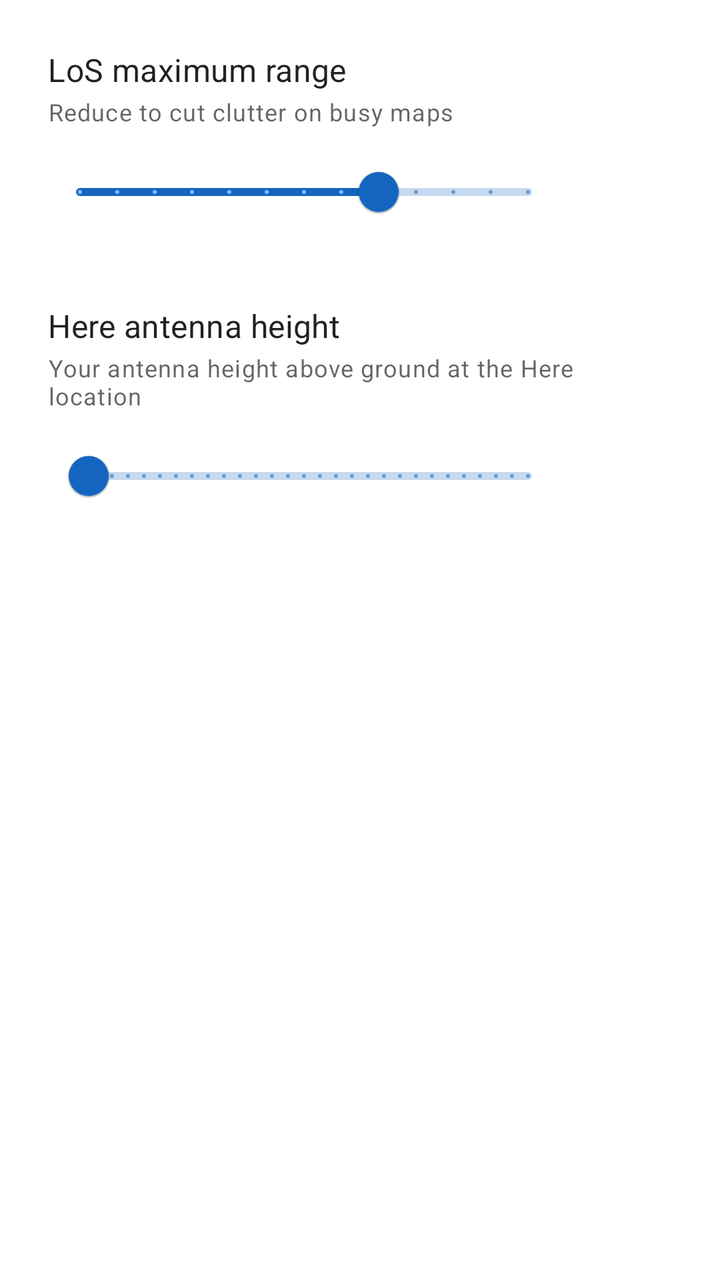
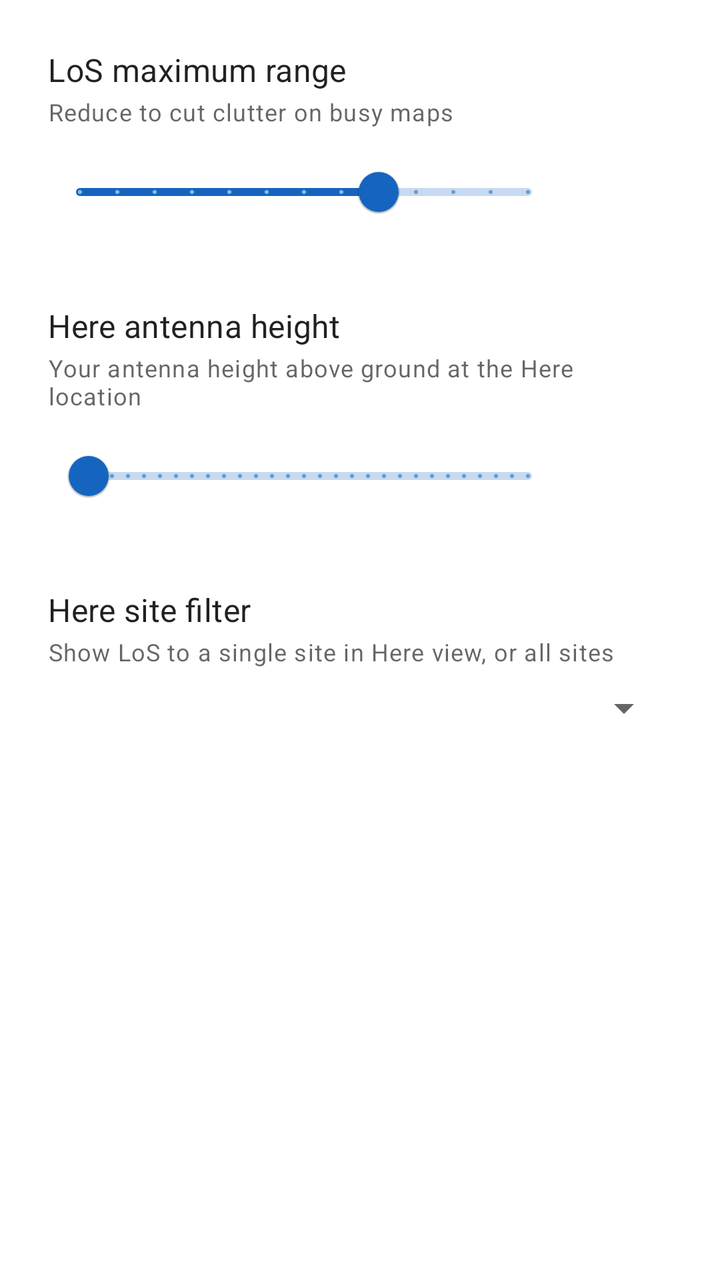

The first picture is an Android layout as it rendered before a commit; the second is the same layout after the commit. The layout source and the unified diff follow.
<!-- AndroidManifest.xml: application theme Theme.RocLoc -->
<!-- res/layout/fragment_settings.xml -->
<?xml version="1.0" encoding="utf-8"?>
<ScrollView
    xmlns:android="http://schemas.android.com/apk/res/android"
    xmlns:app="http://schemas.android.com/apk/res-auto"
    android:layout_width="match_parent"
    android:layout_height="match_parent"
    android:background="?attr/colorSurface">

    <LinearLayout
        android:layout_width="match_parent"
        android:layout_height="wrap_content"
        android:orientation="vertical"
        android:padding="24dp">

        
        <TextView
            android:layout_width="match_parent"
            android:layout_height="wrap_content"
            android:text="LoS maximum range"
            android:textAppearance="?attr/textAppearanceSubtitle1" />

        <TextView
            android:layout_width="match_parent"
            android:layout_height="wrap_content"
            android:layout_marginTop="2dp"
            android:text="Reduce to cut clutter on busy maps"
            android:textAppearance="?attr/textAppearanceCaption"
            android:textColor="?attr/colorControlNormal" />

        <LinearLayout
            android:layout_width="match_parent"
            android:layout_height="wrap_content"
            android:orientation="horizontal"
            android:gravity="center_vertical"
            android:layout_marginTop="8dp">

            <com.google.android.material.slider.Slider
                android:id="@+id/losRangeSlider"
                android:layout_width="0dp"
                android:layout_height="wrap_content"
                android:layout_weight="1"
                android:valueFrom="10"
                android:valueTo="70"
                android:stepSize="5"
                android:value="50"
                app:labelBehavior="gone" />

            <TextView
                android:id="@+id/losRangeLabel"
                android:layout_width="48dp"
                android:layout_height="wrap_content"
                android:layout_marginStart="8dp"
                android:textAppearance="?attr/textAppearanceBody1"
                android:textAlignment="center" />

        </LinearLayout>

        
        <TextView
            android:layout_width="match_parent"
            android:layout_height="wrap_content"
            android:layout_marginTop="32dp"
            android:text="Here antenna height"
            android:textAppearance="?attr/textAppearanceSubtitle1" />

        <TextView
            android:layout_width="match_parent"
            android:layout_height="wrap_content"
            android:layout_marginTop="2dp"
            android:text="Your antenna height above ground at the Here location"
            android:textAppearance="?attr/textAppearanceCaption"
            android:textColor="?attr/colorControlNormal" />

        <LinearLayout
            android:layout_width="match_parent"
            android:layout_height="wrap_content"
            android:orientation="horizontal"
            android:gravity="center_vertical"
            android:layout_marginTop="8dp">

            <com.google.android.material.slider.Slider
                android:id="@+id/antennaHeightSlider"
                android:layout_width="0dp"
                android:layout_height="wrap_content"
                android:layout_weight="1"
                android:valueFrom="1"
                android:valueTo="50"
                android:stepSize="1"
                android:value="2"
                app:labelBehavior="gone" />

            <TextView
                android:id="@+id/antennaHeightLabel"
                android:layout_width="48dp"
                android:layout_height="wrap_content"
                android:layout_marginStart="8dp"
                android:textAppearance="?attr/textAppearanceBody1"
                android:textAlignment="center" />

        </LinearLayout>

    </LinearLayout>
</ScrollView>
<!-- resources referenced by this layout -->
<resources>
  <style name="Theme.RocLoc" parent="Theme.MaterialComponents.DayNight.NoActionBar">
          <item name="colorPrimary">@color/colorPrimary</item>
          <item name="colorPrimaryVariant">@color/colorPrimaryVariant</item>
          <item name="colorOnPrimary">@color/colorOnPrimary</item>
          <item name="colorSecondary">@color/colorSecondary</item>
          <item name="colorOnSecondary">@color/colorOnSecondary</item>
          <item name="android:statusBarColor">?attr/colorPrimaryVariant</item>
      </style>
  <color name="colorPrimary">#FF1565C0</color>
  <color name="colorPrimaryVariant">#FF003c8f</color>
  <color name="colorOnPrimary">#FFFFFFFF</color>
  <color name="colorSecondary">#FF4CAF50</color>
  <color name="colorOnSecondary">#FF000000</color>
</resources>

<!-- the commit's change to res/layout/fragment_settings.xml (unified diff, before → after) -->
@@ -99,5 +99,27 @@
 
         </LinearLayout>
 
+        
+        <TextView
+            android:layout_width="match_parent"
+            android:layout_height="wrap_content"
+            android:layout_marginTop="32dp"
+            android:text="Here site filter"
+            android:textAppearance="?attr/textAppearanceSubtitle1" />
+
+        <TextView
+            android:layout_width="match_parent"
+            android:layout_height="wrap_content"
+            android:layout_marginTop="2dp"
+            android:text="Show LoS to a single site in Here view, or all sites"
+            android:textAppearance="?attr/textAppearanceCaption"
+            android:textColor="?attr/colorControlNormal" />
+
+        <Spinner
+            android:id="@+id/siteFilterSpinner"
+            android:layout_width="match_parent"
+            android:layout_height="wrap_content"
+            android:layout_marginTop="8dp" />
+
     </LinearLayout>
 </ScrollView>
